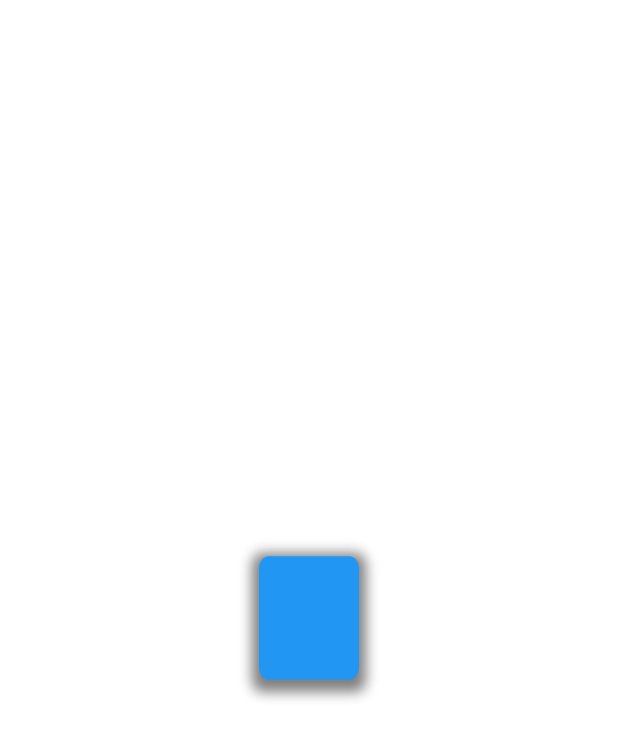
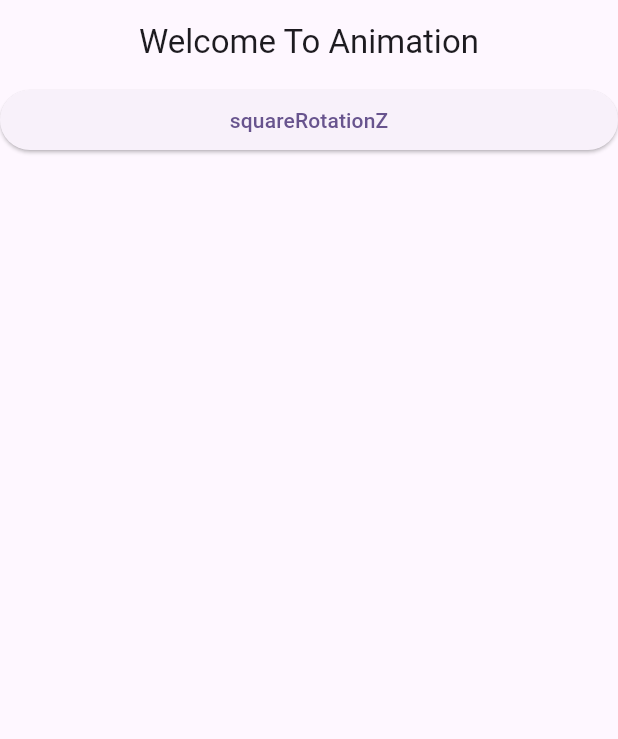
Before and after one commit to narmuni123/flutter_animation, a Flutter app: the screen it shows after launch, on a phone screen of 412 x 824 dp. Shown: the top 739 px of the screen. Run offline on Flutter 3.47's test engine with Material 2 defaults, Android fonts, the phone set to English and light mode, and no system bars.

Commit message:
Added home screen

```diff
--- /dev/null
+++ b/lib/data/widget_list.dart
@@ -0,0 +1,6 @@
+import 'package:animation/animations/square_rotating.dart';
+import 'package:flutter/cupertino.dart';
+
+Map<String, Widget> animationWidgets = {
+  "squareRotationZ" : const SquareRotating(),
+};
--- /dev/null
+++ b/lib/homeScreen/homeScreen.dart
@@ -0,0 +1,44 @@
+import 'package:animation/data/widget_list.dart';
+import 'package:flutter/material.dart';
+
+
+class HomeScreen extends StatefulWidget {
+  const HomeScreen({Key? key}) : super(key: key);
+
+  @override
+  State<HomeScreen> createState() => _HomeScreenState();
+}
+
+class _HomeScreenState extends State<HomeScreen> {
+
+
+  @override
+  Widget build(BuildContext context) {
+    return Scaffold(
+      appBar: AppBar(
+        title: const Text(
+          "Welcome To Animation",
+        ),
+        centerTitle: true,
+      ),
+      body: ListView.builder(
+        shrinkWrap: true,
+        itemCount: animationWidgets.length,
+        itemBuilder: (_, int index) {
+          String key = animationWidgets.keys.elementAt(index);
+          return ElevatedButton(
+             onPressed: () {
+               Navigator.push(
+                 context,
+                 MaterialPageRoute(builder: (context) => animationWidgets[key]!),
+               );
+             },
+            child: Text(
+            key,
+          ),
+          );
+        },
+      ),
+    );
+  }
+}
--- a/lib/main.dart
+++ b/lib/main.dart
@@ -1,4 +1,4 @@
-import 'package:animation/animations/square_rotating.dart';
+import 'package:animation/homeScreen/homeScreen.dart';
 import 'package:flutter/material.dart';
 
 void main() {
@@ -17,7 +17,7 @@ class MyApp extends StatelessWidget {
         colorScheme: ColorScheme.fromSeed(seedColor: Colors.deepPurple),
         useMaterial3: true,
       ),
-      home: const SquareRotating(),
+      home: const HomeScreen(),
     );
   }
 }
```
